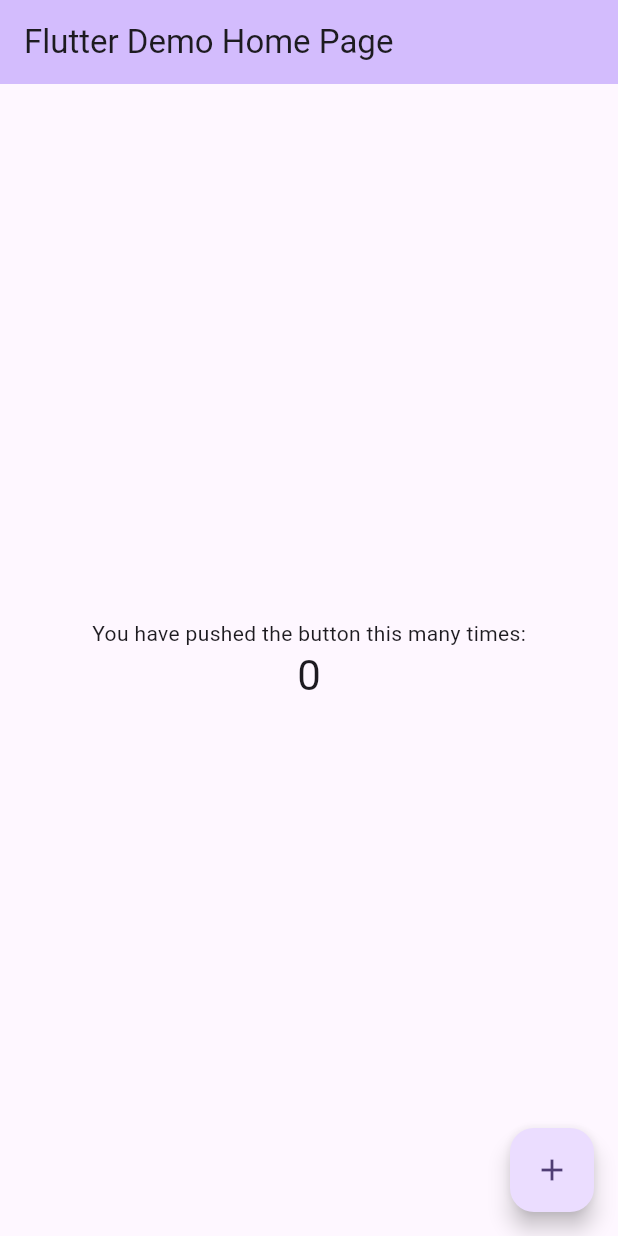
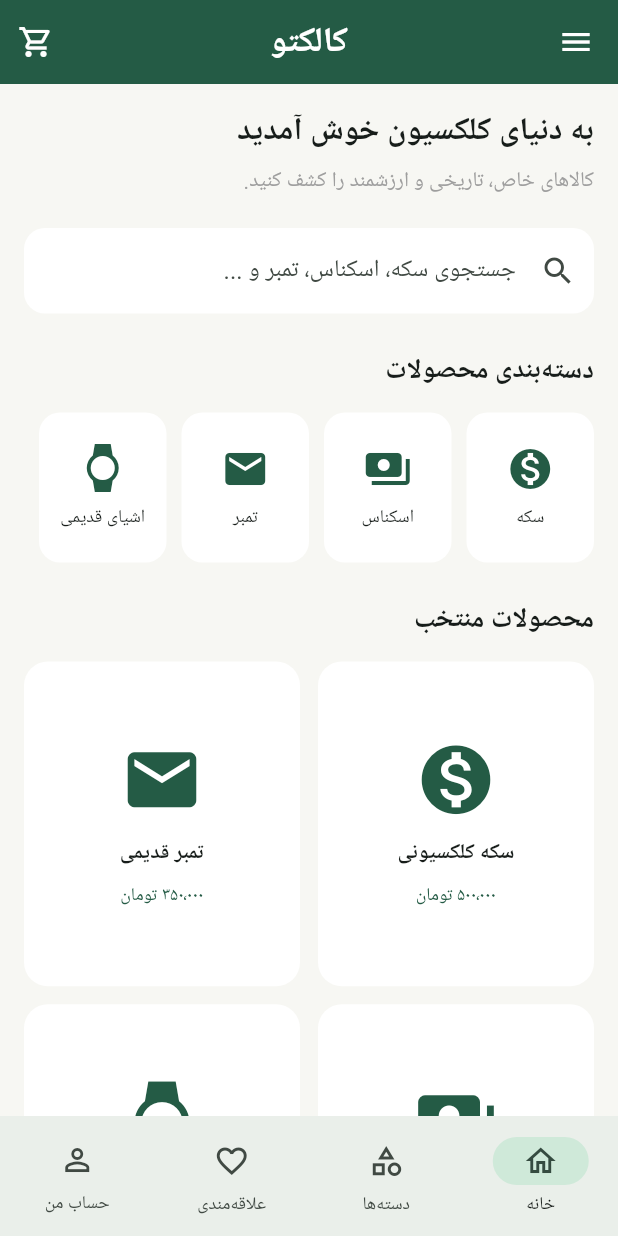
Before and after one commit to Amirmahdimirshahi/collection_store, a Flutter app: the screen it shows after launch, on a phone screen of 412 x 824 dp. Run offline on Flutter 3.47's test engine with Material 3 defaults, Android fonts, the phone set to English and light mode, and no system bars.

Commit message:
update mobile version

```diff
--- a/mobile/collecto_app/lib/main.dart
+++ b/mobile/collecto_app/lib/main.dart
@@ -1,122 +1,303 @@
+
 import 'package:flutter/material.dart';
 
 void main() {
-  runApp(const MyApp());
+  runApp(const CollectionStore());
 }
 
-class MyApp extends StatelessWidget {
-  const MyApp({super.key});
+class CollectionStore extends StatelessWidget {
+  const CollectionStore({super.key});
 
-  // This widget is the root of your application.
   @override
   Widget build(BuildContext context) {
     return MaterialApp(
-      title: 'Flutter Demo',
+      debugShowCheckedModeBanner: false,
+      title: 'Collection Store',
       theme: ThemeData(
-        // This is the theme of your application.
-        //
-        // TRY THIS: Try running your application with "flutter run". You'll see
-        // the application has a purple toolbar. Then, without quitting the app,
-        // try changing the seedColor in the colorScheme below to Colors.green
-        // and then invoke "hot reload" (save your changes or press the "hot
-        // reload" button in a Flutter-supported IDE, or press "r" if you used
-        // the command line to start the app).
-        //
-        // Notice that the counter didn't reset back to zero; the application
-        // state is not lost during the reload. To reset the state, use hot
-        // restart instead.
-        //
-        // This works for code too, not just values: Most code changes can be
-        // tested with just a hot reload.
-        colorScheme: .fromSeed(seedColor: Colors.deepPurple),
+        useMaterial3: true,
+        fontFamily: 'Roboto',
+        colorScheme: ColorScheme.fromSeed(
+          seedColor: const Color(0xFF245B45),
+        ),
       ),
-      home: const MyHomePage(title: 'Flutter Demo Home Page'),
+      home: const HomePage(),
     );
   }
 }
 
-class MyHomePage extends StatefulWidget {
-  const MyHomePage({super.key, required this.title});
-
-  // This widget is the home page of your application. It is stateful, meaning
-  // that it has a State object (defined below) that contains fields that affect
-  // how it looks.
-
-  // This class is the configuration for the state. It holds the values (in this
-  // case the title) provided by the parent (in this case the App widget) and
-  // used by the build method of the State. Fields in a Widget subclass are
-  // always marked "final".
-
-  final String title;
-
-  @override
-  State<MyHomePage> createState() => _MyHomePageState();
-}
-
-class _MyHomePageState extends State<MyHomePage> {
-  int _counter = 0;
-
-  void _incrementCounter() {
-    setState(() {
-      // This call to setState tells the Flutter framework that something has
-      // changed in this State, which causes it to rerun the build method below
-      // so that the display can reflect the updated values. If we changed
-      // _counter without calling setState(), then the build method would not be
-      // called again, and so nothing would appear to happen.
-      _counter++;
-    });
-  }
+class HomePage extends StatelessWidget {
+  const HomePage({super.key});
 
   @override
   Widget build(BuildContext context) {
-    // This method is rerun every time setState is called, for instance as done
-    // by the _incrementCounter method above.
-    //
-    // The Flutter framework has been optimized to make rerunning build methods
-    // fast, so that you can just rebuild anything that needs updating rather
-    // than having to individually change instances of widgets.
-    return Scaffold(
-      appBar: AppBar(
-        // TRY THIS: Try changing the color here to a specific color (to
-        // Colors.amber, perhaps?) and trigger a hot reload to see the AppBar
-        // change color while the other colors stay the same.
-        backgroundColor: Theme.of(context).colorScheme.inversePrimary,
-        // Here we take the value from the MyHomePage object that was created by
-        // the App.build method, and use it to set our appbar title.
-        title: Text(widget.title),
-      ),
-      body: Center(
-        // Center is a layout widget. It takes a single child and positions it
-        // in the middle of the parent.
-        child: Column(
-          // Column is also a layout widget. It takes a list of children and
-          // arranges them vertically. By default, it sizes itself to fit its
-          // children horizontally, and tries to be as tall as its parent.
-          //
-          // Column has various properties to control how it sizes itself and
-          // how it positions its children. Here we use mainAxisAlignment to
-          // center the children vertically; the main axis here is the vertical
-          // axis because Columns are vertical (the cross axis would be
-          // horizontal).
-          //
-          // TRY THIS: Invoke "debug painting" (choose the "Toggle Debug Paint"
-          // action in the IDE, or press "p" in the console), to see the
-          // wireframe for each widget.
-          mainAxisAlignment: .center,
-          children: [
-            const Text('You have pushed the button this many times:'),
-            Text(
-              '$_counter',
-              style: Theme.of(context).textTheme.headlineMedium,
+    return Directionality(
+      textDirection: TextDirection.rtl,
+      child: Scaffold(
+        backgroundColor: const Color(0xFFF7F7F3),
+
+        appBar: AppBar(
+          backgroundColor: const Color(0xFF245B45),
+          foregroundColor: Colors.white,
+          title: const Text(
+            'کالکتو',
+            style: TextStyle(
+              fontSize: 23,
+              fontWeight: FontWeight.bold,
+            ),
+          ),
+          centerTitle: true,
+          leading: IconButton(
+            icon: const Icon(Icons.menu),
+            onPressed: () {},
+          ),
+          actions: [
+            IconButton(
+              icon: const Icon(Icons.shopping_cart_outlined),
+              onPressed: () {},
+            ),
+          ],
+        ),
+
+        body: SingleChildScrollView(
+          child: Padding(
+            padding: const EdgeInsets.all(16),
+
+            child: Column(
+              crossAxisAlignment: CrossAxisAlignment.start,
+              children: [
+
+                const Text(
+                  'به دنیای کلکسیون خوش آمدید',
+                  style: TextStyle(
+                    fontSize: 21,
+                    fontWeight: FontWeight.bold,
+                  ),
+                ),
+
+                const SizedBox(height: 8),
+
+                const Text(
+                  'کالاهای خاص، تاریخی و ارزشمند را کشف کنید.',
+                  style: TextStyle(
+                    color: Colors.grey,
+                    fontSize: 14,
+                  ),
+                ),
+
+                const SizedBox(height: 20),
+
+                // Search Box
+                TextField(
+                  decoration: InputDecoration(
+                    hintText: 'جستجوی سکه، اسکناس، تمبر و ...',
+                    prefixIcon: const Icon(Icons.search),
+                    filled: true,
+                    fillColor: Colors.white,
+                    border: OutlineInputBorder(
+                      borderRadius: BorderRadius.circular(14),
+                      borderSide: BorderSide.none,
+                    ),
+                  ),
+                ),
+
+                const SizedBox(height: 25),
+
+                const Text(
+                  'دسته‌بندی محصولات',
+                  style: TextStyle(
+                    fontSize: 18,
+                    fontWeight: FontWeight.bold,
+                  ),
+                ),
+
+                const SizedBox(height: 14),
+
+                // Categories
+                SizedBox(
+                  height: 100,
+                  child: ListView(
+                    scrollDirection: Axis.horizontal,
+                    children: const [
+                      CategoryItem(
+                        title: 'سکه',
+                        icon: Icons.monetization_on,
+                      ),
+                      CategoryItem(
+                        title: 'اسکناس',
+                        icon: Icons.payments,
+                      ),
+                      CategoryItem(
+                        title: 'تمبر',
+                        icon: Icons.mail,
+                      ),
+                      CategoryItem(
+                        title: 'اشیای قدیمی',
+                        icon: Icons.watch,
+                      ),
+                    ],
+                  ),
+                ),
+
+                const SizedBox(height: 25),
+
+                const Text(
+                  'محصولات منتخب',
+                  style: TextStyle(
+                    fontSize: 18,
+                    fontWeight: FontWeight.bold,
+                  ),
+                ),
+
+                const SizedBox(height: 14),
+
+                // Products
+                GridView.count(
+                  crossAxisCount: 2,
+                  shrinkWrap: true,
+                  physics: const NeverScrollableScrollPhysics(),
+                  crossAxisSpacing: 12,
+                  mainAxisSpacing: 12,
+                  childAspectRatio: 0.85,
+                  children: const [
+                    ProductCard(
+                      name: 'سکه کلکسیونی',
+                      price: '۵۰۰٬۰۰۰ تومان',
+                      icon: Icons.monetization_on,
+                    ),
+                    ProductCard(
+                      name: 'تمبر قدیمی',
+                      price: '۳۵۰٬۰۰۰ تومان',
+                      icon: Icons.mail,
+                    ),
+                    ProductCard(
+                      name: 'اسکناس قدیمی',
+                      price: '۷۰۰٬۰۰۰ تومان',
+                      icon: Icons.payments,
+                    ),
+                    ProductCard(
+                      name: 'ساعت کلکسیونی',
+                      price: '۹۰۰٬۰۰۰ تومان',
+                      icon: Icons.watch,
+                    ),
+                  ],
+                ),
+              ],
+            ),
+          ),
+        ),
+
+        bottomNavigationBar: NavigationBar(
+          selectedIndex: 0,
+          destinations: const [
+            NavigationDestination(
+              icon: Icon(Icons.home_outlined),
+              label: 'خانه',
+            ),
+            NavigationDestination(
+              icon: Icon(Icons.category_outlined),
+              label: 'دسته‌ها',
+            ),
+            NavigationDestination(
+              icon: Icon(Icons.favorite_border),
+              label: 'علاقه‌مندی',
+            ),
+            NavigationDestination(
+              icon: Icon(Icons.person_outline),
+              label: 'حساب من',
             ),
           ],
         ),
       ),
-      floatingActionButton: FloatingActionButton(
-        onPressed: _incrementCounter,
-        tooltip: 'Increment',
-        child: const Icon(Icons.add),
+    );
+  }
+}
+
+// Category Widget
+class CategoryItem extends StatelessWidget {
+  final String title;
+  final IconData icon;
+
+  const CategoryItem({
+    super.key,
+    required this.title,
+    required this.icon,
+  });
+
+  @override
+  Widget build(BuildContext context) {
+    return Container(
+      width: 85,
+      margin: const EdgeInsets.only(left: 10),
+      decoration: BoxDecoration(
+        color: Colors.white,
+        borderRadius: BorderRadius.circular(14),
+      ),
+      child: Column(
+        mainAxisAlignment: MainAxisAlignment.center,
+        children: [
+          Icon(
+            icon,
+            color: const Color(0xFF245B45),
+            size: 32,
+          ),
+          const SizedBox(height: 8),
+          Text(
+            title,
+            style: const TextStyle(fontSize: 12),
+          ),
+        ],
       ),
     );
   }
 }
+
+// Product Widget
+class ProductCard extends StatelessWidget {
+  final String name;
+  final String price;
+  final IconData icon;
+
+  const ProductCard({
+    super.key,
+    required this.name,
+    required this.price,
+    required this.icon,
+  });
+
+  @override
+  Widget build(BuildContext context) {
+    return Container(
+      padding: const EdgeInsets.all(12),
+      decoration: BoxDecoration(
+        color: Colors.white,
+        borderRadius: BorderRadius.circular(16),
+      ),
+      child: Column(
+        mainAxisAlignment: MainAxisAlignment.center,
+        children: [
+          Icon(
+            icon,
+            size: 55,
+            color: const Color(0xFF245B45),
+          ),
+          const SizedBox(height: 12),
+          Text(
+            name,
+            style: const TextStyle(
+              fontWeight: FontWeight.bold,
+              fontSize: 14,
+            ),
+          ),
+          const SizedBox(height: 8),
+          Text(
+            price,
+            style: const TextStyle(
+              color: Color(0xFF245B45),
+              fontSize: 12,
+            ),
+          ),
+        ],
+      ),
+    );
+  }
+}
```
